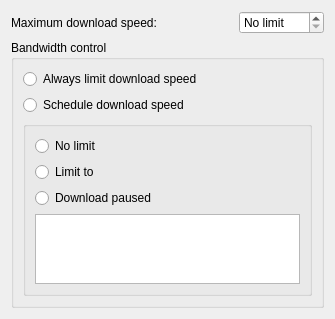
Old version of the form src/plugins/scheduler/preferencesscheduler.ui in the repository KDE/kwooty.
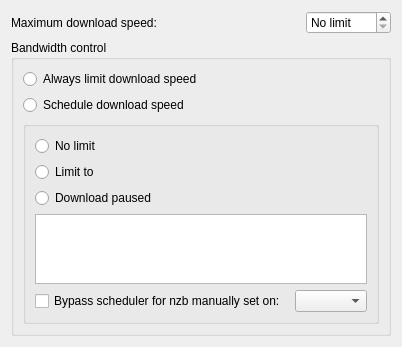
New version of the form.

Commit message: new option to bypass scheduler

The edit to the form file:
```diff
--- a/src/plugins/scheduler/preferencesscheduler.ui
+++ b/src/plugins/scheduler/preferencesscheduler.ui
@@ -6,8 +6,8 @@
    <rect>
     <x>0</x>
     <y>0</y>
-    <width>335</width>
-    <height>292</height>
+    <width>345</width>
+    <height>318</height>
    </rect>
   </property>
   <property name="toolTip">
@@ -93,6 +93,13 @@
            </property>
           </widget>
          </item>
+         <item row="1" column="0">
+          <widget class="QRadioButton" name="donwloadLimitRadioButton">
+           <property name="text">
+            <string>Limit to</string>
+           </property>
+          </widget>
+         </item>
          <item row="2" column="0">
           <widget class="QRadioButton" name="downloadDisabledRadioButton">
            <property name="text">
@@ -103,12 +110,32 @@
          <item row="3" column="0">
           <widget class="QTableView" name="schedulerTableView"/>
          </item>
-         <item row="1" column="0">
-          <widget class="QRadioButton" name="donwloadLimitRadioButton">
-           <property name="text">
-            <string>Limit to</string>
-           </property>
-          </widget>
+         <item row="4" column="0">
+          <layout class="QHBoxLayout" name="horizontalLayout_2">
+           <item>
+            <widget class="QCheckBox" name="kcfg_schedulerBypass">
+             <property name="text">
+              <string>Bypass scheduler for nzb manually set on: </string>
+             </property>
+            </widget>
+           </item>
+           <item>
+            <spacer name="horizontalSpacer_2">
+             <property name="orientation">
+              <enum>Qt::Horizontal</enum>
+             </property>
+             <property name="sizeHint" stdset="0">
+              <size>
+               <width>40</width>
+               <height>20</height>
+              </size>
+             </property>
+            </spacer>
+           </item>
+           <item>
+            <widget class="QComboBox" name="kcfg_schedulerBypassMethods"/>
+           </item>
+          </layout>
          </item>
         </layout>
        </widget>
```
The commit also changes 2 other files.
